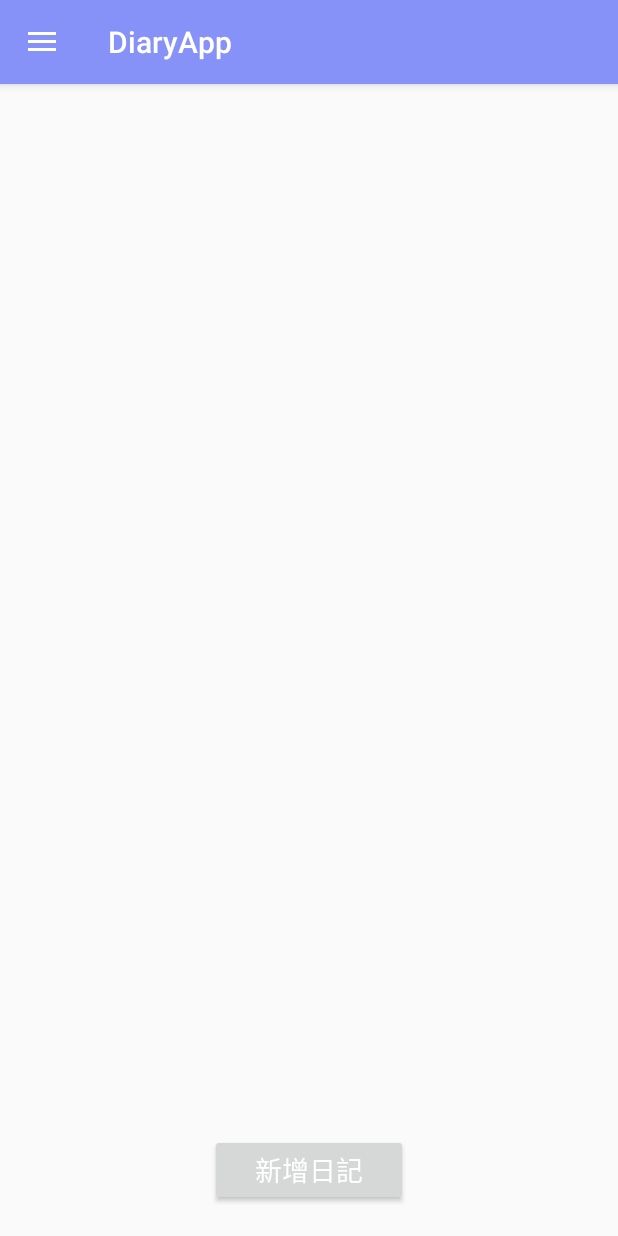
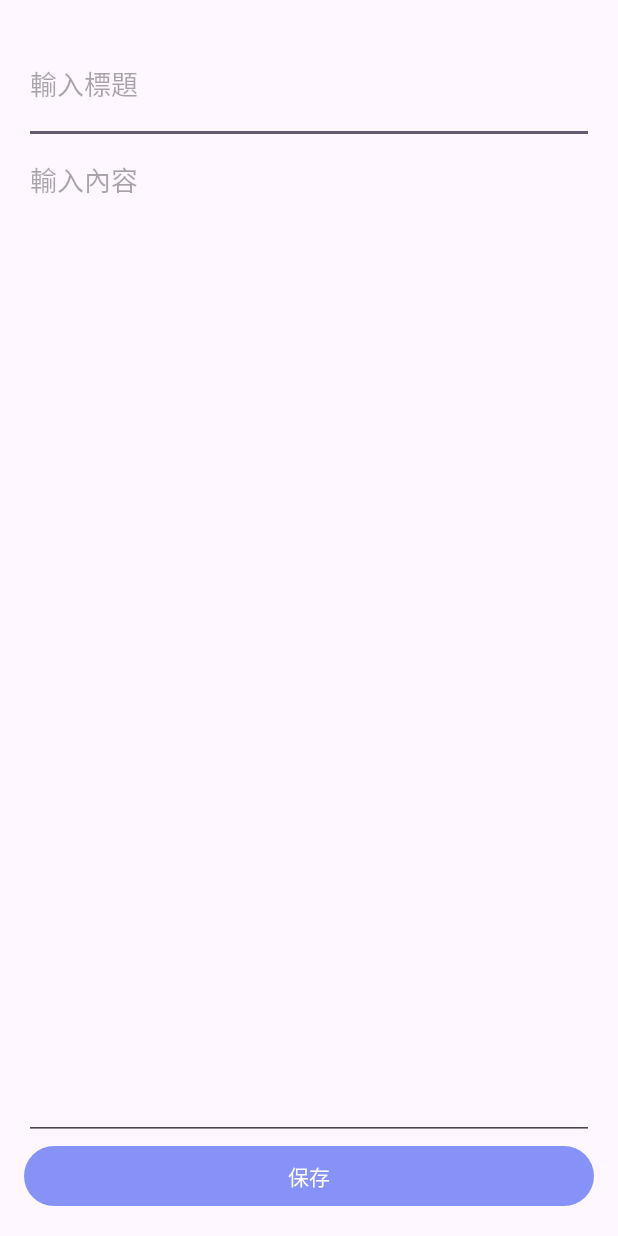
Before and after one commit to wenyu8020/DiaryAPP, an Android app: the HomeFragment screen opened directly, with no data from a screen before it, after a tap on "新增日記", on a phone screen of 412 x 824 dp. Run offline under Robolectric (Android 15) with nearby library versions, the phone set to English and light mode, and no system bars; our stand-ins replace Firebase (no records; nobody signed in at launch, a user with empty details on screens opened directly), Room's generated code.

Commit message:
diary layout upload

```diff
--- /dev/null
+++ b/app/src/main/java/com/example/diaryapp/AddEditDiaryActivity.java
@@ -0,0 +1,65 @@
+package com.example.diaryapp;
+
+import android.os.Bundle;
+import android.view.View;
+import android.widget.Button;
+import android.widget.EditText;
+import android.widget.Toast;
+
+import androidx.appcompat.app.AppCompatActivity;
+import androidx.lifecycle.ViewModelProvider;
+
+import com.example.diaryapp.data.Diary;
+import com.example.diaryapp.data.DiaryViewModel;
+
+public class AddEditDiaryActivity extends AppCompatActivity {
+
+    private DiaryViewModel diaryViewModel;
+    private int diaryId = -1;
+
+    @Override
+    protected void onCreate(Bundle savedInstanceState) {
+        super.onCreate(savedInstanceState);
+        setContentView(R.layout.activity_add_edit_diary);
+
+        EditText titleEditText = findViewById(R.id.edit_title);
+        EditText contentEditText = findViewById(R.id.edit_content);
+        Button saveButton = findViewById(R.id.save_button);
+
+        diaryViewModel = new ViewModelProvider(this).get(DiaryViewModel.class);
+
+        // 如果有傳遞 diaryId，則進入編輯模式
+        if (getIntent().hasExtra("diaryId")) {
+            diaryId = getIntent().getIntExtra("diaryId", -1);
+            diaryViewModel.getAllDiaries().observe(this, diaries -> {
+                for (Diary diary : diaries) {
+                    if (diary.getId() == diaryId) {
+                        titleEditText.setText(diary.getTitle());
+                        contentEditText.setText(diary.getContent());
+                    }
+                }
+            });
+        }
+
+        // 保存按鈕的點擊事件
+        saveButton.setOnClickListener(v -> {
+            String title = titleEditText.getText().toString();
+            String content = contentEditText.getText().toString();
+
+            if (title.isEmpty() || content.isEmpty()) {
+                Toast.makeText(AddEditDiaryActivity.this, "請填寫完整資訊", Toast.LENGTH_SHORT).show();
+                return;
+            }
+
+            if (diaryId == -1) {
+                diaryViewModel.insert(new Diary(title, content));
+            } else {
+                Diary diary = new Diary(title, content);
+                diary.setId(diaryId);
+                diaryViewModel.update(diary);
+            }
+
+            finish();
+        });
+    }
+}
--- a/app/src/main/java/com/example/diaryapp/DiaryAdapter.java
+++ /dev/null
@@ -1,59 +0,0 @@
-package com.example.diaryapp;
-
-import android.content.Context;
-import android.view.LayoutInflater;
-import android.view.View;
-import android.view.ViewGroup;
-import android.widget.BaseAdapter;
-import android.widget.TextView;
-
-import com.example.diaryapp.data.Diary;
-
-import java.util.List;
-
-public class DiaryAdapter extends BaseAdapter {
-
-    private final Context context;
-    private List<Diary> diaries;
-
-    public DiaryAdapter(Context context, List<Diary> diaries) {
-        this.context = context;
-        this.diaries = diaries;
-    }
-
-    @Override
-    public int getCount() {
-        return diaries.size();
-    }
-
-    @Override
-    public Object getItem(int position) {
-        return diaries.get(position);
-    }
-
-    @Override
-    public long getItemId(int position) {
-        return diaries.get(position).getId();
-    }
-
-    @Override
-    public View getView(int position, View convertView, ViewGroup parent) {
-        if (convertView == null) {
-            convertView = LayoutInflater.from(context).inflate(android.R.layout.simple_list_item_2, parent, false);
-        }
-
-        TextView titleTextView = convertView.findViewById(android.R.id.text1);
-        TextView dateTextView = convertView.findViewById(android.R.id.text2);
-
-        Diary diary = diaries.get(position);
-        titleTextView.setText(diary.getTitle());
-        dateTextView.setText(diary.getDate());
-
-        return convertView;
-    }
-
-    public void updateData(List<Diary> newDiaries) {
-        this.diaries = newDiaries;
-        notifyDataSetChanged();
-    }
-}
--- a/app/src/main/java/com/example/diaryapp/HomeFragment.java
+++ b/app/src/main/java/com/example/diaryapp/HomeFragment.java
@@ -1,9 +1,12 @@
 package com.example.diaryapp;
 
+import android.content.Intent;
 import android.os.Bundle;
 import android.view.LayoutInflater;
 import android.view.View;
 import android.view.ViewGroup;
+import android.widget.AdapterView;
+import android.widget.ArrayAdapter;
 import android.widget.Button;
 import android.widget.ListView;
 
@@ -12,11 +15,8 @@ import androidx.annotation.Nullable;
 import androidx.fragment.app.Fragment;
 import androidx.lifecycle.Observer;
 import androidx.lifecycle.ViewModelProvider;
-import androidx.navigation.NavController;
-import androidx.navigation.Navigation;
 
 import com.example.diaryapp.data.Diary;
-import com.example.diaryapp.DiaryAdapter;
 import com.example.diaryapp.data.DiaryViewModel;
 
 import java.util.ArrayList;
@@ -25,29 +25,52 @@ import java.util.List;
 public class HomeFragment extends Fragment {
 
     private DiaryViewModel diaryViewModel;
-    private DiaryAdapter adapter;
 
     @Nullable
     @Override
     public View onCreateView(@NonNull LayoutInflater inflater, @Nullable ViewGroup container, @Nullable Bundle savedInstanceState) {
+        // 加載 fragment_home.xml 作為主頁佈局
         View view = inflater.inflate(R.layout.fragment_home, container, false);
 
+        // 獲取佈局中的元件
         ListView listView = view.findViewById(R.id.diary_list);
-        adapter = new DiaryAdapter(getContext(), new ArrayList<>());
+        Button addButton = view.findViewById(R.id.add_diary_button);
+
+        // 配置適配器
+        ArrayAdapter<String> adapter = new ArrayAdapter<>(requireContext(), android.R.layout.simple_list_item_1, new ArrayList<>());
         listView.setAdapter(adapter);
 
+        // 初始化 ViewModel
         diaryViewModel = new ViewModelProvider(this).get(DiaryViewModel.class);
+
+        // 觀察日記數據變化並更新列表
         diaryViewModel.getAllDiaries().observe(getViewLifecycleOwner(), new Observer<List<Diary>>() {
             @Override
             public void onChanged(List<Diary> diaries) {
-                adapter.updateData(diaries);
+                List<String> titles = new ArrayList<>();
+                for (Diary diary : diaries) {
+                    titles.add(diary.getTitle());
+                }
+                adapter.clear();
+                adapter.addAll(titles);
+                adapter.notifyDataSetChanged();
             }
         });
 
-        Button addButton = view.findViewById(R.id.add_diary_button);
+        // 點擊列表項進入編輯頁面
+        listView.setOnItemClickListener(new AdapterView.OnItemClickListener() {
+            @Override
+            public void onItemClick(AdapterView<?> parent, View view, int position, long id) {
+                Intent intent = new Intent(requireActivity(), AddEditDiaryActivity.class);
+                intent.putExtra("diaryId", diaryViewModel.getAllDiaries().getValue().get(position).getId());
+                startActivity(intent);
+            }
+        });
+
+        // 點擊新增按鈕進入新增日記頁面
         addButton.setOnClickListener(v -> {
-            NavController navController = Navigation.findNavController(v);
-            navController.navigate(R.id.action_homeFragment_to_addDiaryFragment);
+            Intent intent = new Intent(requireActivity(), AddEditDiaryActivity.class);
+            startActivity(intent);
         });
 
         return view;
--- a/app/src/main/java/com/example/diaryapp/data/DiaryDao.java
+++ b/app/src/main/java/com/example/diaryapp/data/DiaryDao.java
@@ -4,14 +4,17 @@ import androidx.lifecycle.LiveData;
 import androidx.room.Dao;
 import androidx.room.Insert;
 import androidx.room.Query;
+import androidx.room.Update;
 
 import java.util.List;
 
 @Dao
 public interface DiaryDao {
-
     @Insert
     void insert(Diary diary);
+
+    @Update
+    void update(Diary diary);
 
     @Query("SELECT * FROM diary_table ORDER BY id DESC")
     LiveData<List<Diary>> getAllDiaries();
--- a/app/src/main/java/com/example/diaryapp/data/DiaryDatabase.java
+++ b/app/src/main/java/com/example/diaryapp/data/DiaryDatabase.java
@@ -6,22 +6,19 @@ import androidx.room.Database;
 import androidx.room.Room;
 import androidx.room.RoomDatabase;
 
-@Database(entities = {Diary.class}, version = 1, exportSchema = false)
+@Database(entities = {Diary.class}, version = 2, exportSchema = false) // 將版本號從 1 更新到 2
 public abstract class DiaryDatabase extends RoomDatabase {
-
-    private static volatile DiaryDatabase INSTANCE;
+    private static DiaryDatabase instance;
 
     public abstract DiaryDao diaryDao();
 
-    public static DiaryDatabase getDatabase(Context context) {
-        if (INSTANCE == null) {
-            synchronized (DiaryDatabase.class) {
-                if (INSTANCE == null) {
-                    INSTANCE = Room.databaseBuilder(context.getApplicationContext(),
-                            DiaryDatabase.class, "diary_database").build();
-                }
-            }
+    public static synchronized DiaryDatabase getInstance(Context context) {
+        if (instance == null) {
+            instance = Room.databaseBuilder(context.getApplicationContext(),
+                            DiaryDatabase.class, "diary_database")
+                    .fallbackToDestructiveMigration() // 加入這行
+                    .build();
         }
-        return INSTANCE;
+        return instance;
     }
 }
--- a/app/src/main/java/com/example/diaryapp/data/DiaryRepository.java
+++ b/app/src/main/java/com/example/diaryapp/data/DiaryRepository.java
@@ -9,13 +9,12 @@ import java.util.concurrent.ExecutorService;
 import java.util.concurrent.Executors;
 
 public class DiaryRepository {
-
     private final DiaryDao diaryDao;
     private final LiveData<List<Diary>> allDiaries;
     private final ExecutorService executorService;
 
     public DiaryRepository(Application application) {
-        DiaryDatabase database = DiaryDatabase.getDatabase(application);
+        DiaryDatabase database = DiaryDatabase.getInstance(application);
         diaryDao = database.diaryDao();
         allDiaries = diaryDao.getAllDiaries();
         executorService = Executors.newSingleThreadExecutor();
@@ -28,4 +27,8 @@ public class DiaryRepository {
     public void insert(Diary diary) {
         executorService.execute(() -> diaryDao.insert(diary));
     }
+
+    public void update(Diary diary) {
+        executorService.execute(() -> diaryDao.update(diary));
+    }
 }
--- a/app/src/main/java/com/example/diaryapp/data/DiaryViewModel.java
+++ b/app/src/main/java/com/example/diaryapp/data/DiaryViewModel.java
@@ -8,7 +8,6 @@ import androidx.lifecycle.LiveData;
 import java.util.List;
 
 public class DiaryViewModel extends AndroidViewModel {
-
     private final DiaryRepository repository;
     private final LiveData<List<Diary>> allDiaries;
 
@@ -25,4 +24,8 @@ public class DiaryViewModel extends AndroidViewModel {
     public void insert(Diary diary) {
         repository.insert(diary);
     }
+
+    public void update(Diary diary) {
+        repository.update(diary);
+    }
 }
--- a/app/src/main/res/layout/fragment_add_diary.xml
+++ b/app/src/main/res/layout/activity_add_edit_diary.xml
@@ -6,21 +6,24 @@
     android:orientation="vertical"
     android:padding="16dp">
 
+    <!-- 標題輸入框 -->
     <EditText
         android:id="@+id/edit_title"
         android:layout_width="match_parent"
-        android:layout_height="wrap_content"
+        android:layout_height="80dp"
         android:hint="輸入標題" />
 
+    <!-- 內容輸入框 -->
     <EditText
         android:id="@+id/edit_content"
         android:layout_width="match_parent"
-        android:layout_height="0dp"
+        android:layout_height="500dp"
         android:layout_weight="1"
+        android:gravity="top"
         android:hint="輸入內容"
-        android:gravity="top"
         android:inputType="textMultiLine" />
 
+    <!-- 保存按鈕 -->
     <Button
         android:id="@+id/save_button"
         android:layout_width="match_parent"
--- a/app/src/main/res/layout/fragment_home.xml
+++ b/app/src/main/res/layout/fragment_home.xml
@@ -1,27 +1,21 @@
 <?xml version="1.0" encoding="utf-8"?>
-<RelativeLayout xmlns:android="http://schemas.android.com/apk/res/android"
-    xmlns:app="http://schemas.android.com/apk/res-auto"
-    xmlns:tools="http://schemas.android.com/tools"
+<LinearLayout
+    xmlns:android="http://schemas.android.com/apk/res/android"
     android:layout_width="match_parent"
-    android:layout_height="match_parent">
+    android:layout_height="match_parent"
+    android:orientation="vertical">
 
+    <!-- 日記列表 -->
     <ListView
         android:id="@+id/diary_list"
         android:layout_width="match_parent"
-        android:layout_height="match_parent"/>
+        android:layout_height="0dp"
+        android:layout_weight="1" />
 
+    <!-- 新增日記按鈕 -->
     <Button
         android:id="@+id/add_diary_button"
-        android:layout_width="wrap_content"
+        android:layout_width="match_parent"
         android:layout_height="wrap_content"
-        android:layout_alignParentBottom="true"
-        android:layout_centerHorizontal="true"
-        android:text="新增日記"
-        android:textColor="#ffffffff"
-        android:textSize="18sp"
-        android:gravity="center"
-        android:paddingLeft="30dp"
-        android:paddingRight="30dp"
-        android:layout_marginBottom="20dp"/>
-
-</RelativeLayout>
+        android:text="新增日記" />
+</LinearLayout>
--- a/gradle/libs.versions.toml
+++ b/gradle/libs.versions.toml
@@ -18,6 +18,7 @@ navigationFragment = "2.8.5"
 roomCommon = "2.6.1"
 roomRuntime = "2.6.1"
 roomCompiler = "2.6.1"
+fragment = "1.8.5"
 
 [libraries]
 firebase-bom = { module = "com.google.firebase:firebase-bom", version.ref = "firebaseBom" }
@@ -38,6 +39,7 @@ navigation-fragment = { group = "androidx.navigation", name = "navigation-fragme
 room-common = { group = "androidx.room", name = "room-common", version.ref = "roomCommon" }
 room-runtime = { group = "androidx.room", name = "room-runtime", version.ref = "roomRuntime" }
 room-compiler = { group = "androidx.room", name = "room-compiler", version.ref = "roomCompiler" }
+fragment = { group = "androidx.fragment", name = "fragment", version.ref = "fragment" }
 
 [plugins]
 android-application = { id = "com.android.application", version.ref = "agp" }
```
Also changed, not shown: app/build.gradle.kts (+12 -0 lines), app/src/main/AndroidManifest.xml (+1 -11 lines), app/src/main/java/com/example/diaryapp/AddDiaryFragment.java (deleted, +0 -57 lines), app/src/main/java/com/example/diaryapp/DiaryActivity.java (deleted, +0 -21 lines), app/src/main/java/com/example/diaryapp/data/Diary.java (+1 -8 lines), app/src/main/res/layout/diary_main.xml (deleted, +0 -9 lines), app/src/main/res/navigation/nav_graph.xml (deleted, +0 -22 lines).
